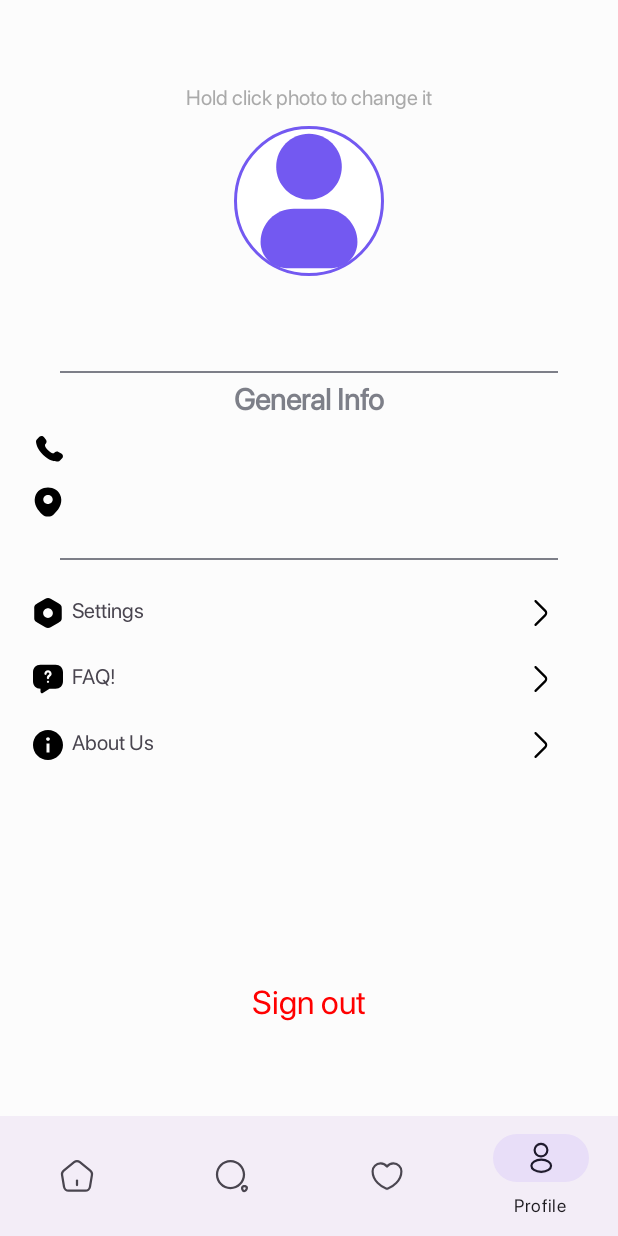
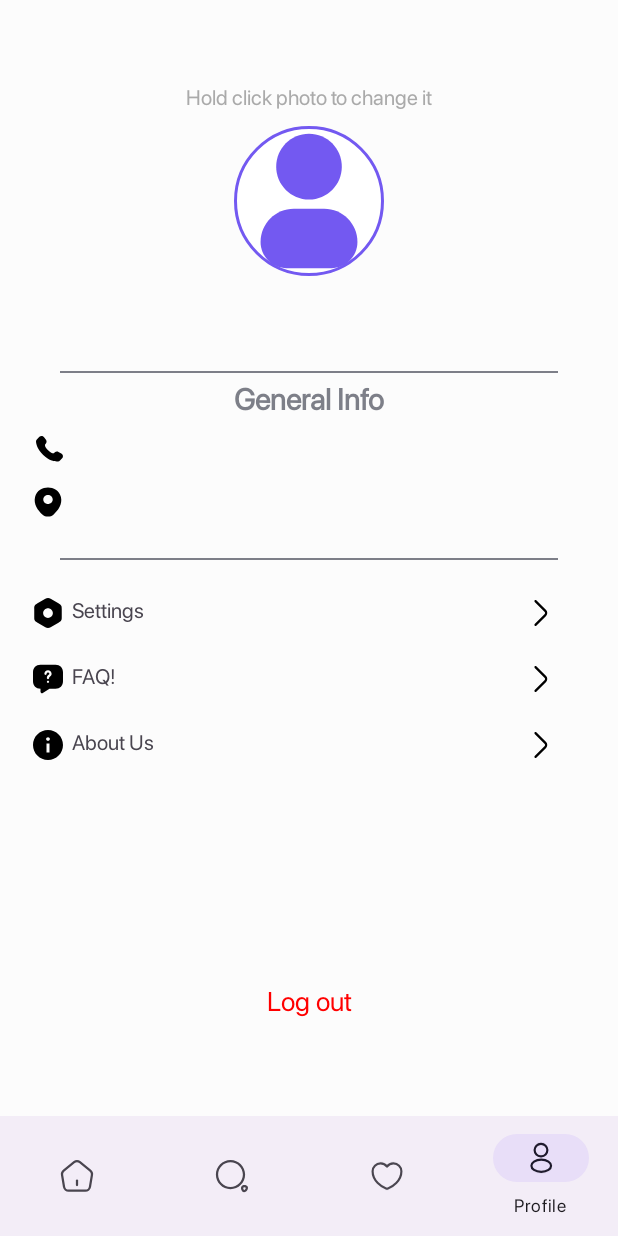
Before and after one commit to barany01020304/Samsara, an Android app: the MainFragment screen opened through its navigation route, item 4 of the bottom bar chosen, on a phone screen of 412 x 824 dp. Run offline under Robolectric (Android 15) with nearby library versions, the light colour scheme and no system bars; our stand-ins replace Firebase (no records; nobody signed in at launch, a user with empty details on screens opened directly), Room's generated code, data binding, navigation-ui; network calls fail; pictures from the network do not load; 8 statements that could not run were skipped.

Commit message:
new commit

```diff
--- a/app/src/main/java/com/example/samsara/screens/profile/ProfileFragment.kt
+++ b/app/src/main/java/com/example/samsara/screens/profile/ProfileFragment.kt
@@ -82,7 +82,7 @@ class ProfileFragment : Fragment() {
         }
         viewModel.profileImage.observe(viewLifecycleOwner){
             Glide.with(this)
-                .load(it)
+                .load(it).error(R.drawable.profile)
                 .circleCrop()  // Circular crop
                 .into(binding.profileIV).onLoadFailed(ResourcesCompat.getDrawable(resources, R.drawable.profile, null))
         }
--- a/app/src/main/res/layout/fragment_profile.xml
+++ b/app/src/main/res/layout/fragment_profile.xml
@@ -212,7 +212,7 @@
             android:id="@+id/sign_out_btn"
             android:layout_width="wrap_content"
             android:layout_height="wrap_content"
-            android:textAppearance="@style/TextAppearance.AppCompat.Large"
+            android:textAppearance="@style/TextAppearance.AppCompat.Medium"
             android:text="@string/sign_out"
             android:textColor="@color/red"
             app:layout_constraintBottom_toBottomOf="parent"
--- a/app/src/main/res/values/strings.xml
+++ b/app/src/main/res/values/strings.xml
@@ -49,5 +49,5 @@
     <string name="no_internet_connection">No Internet Connection</string>
     <string name="show_saved">Show Saved</string>
     <string name="search">Search</string>
-    <string name="sign_out">Sign out</string>
+    <string name="sign_out">Log out</string>
 </resources>
```
Also changed, not shown: app/src/main/java/com/example/samsara/adapters/SavedRecycleAdapter.kt (+21 -6 lines), app/src/main/java/com/example/samsara/screens/signup/SignUpFragment.kt (+12 -1 lines).
